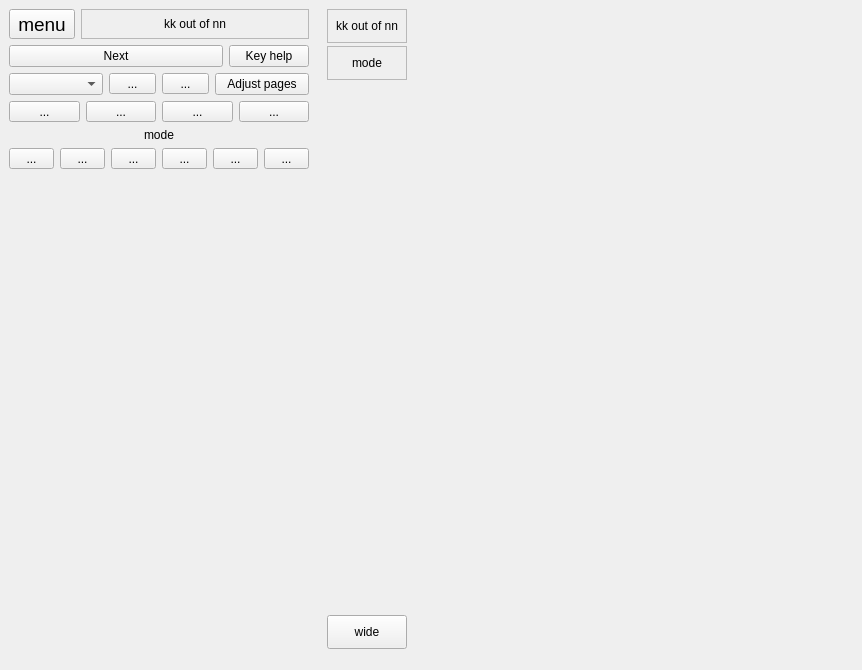
Old version of the form plom/client/ui_files/annotator.ui in the repository plomgrading/plom.
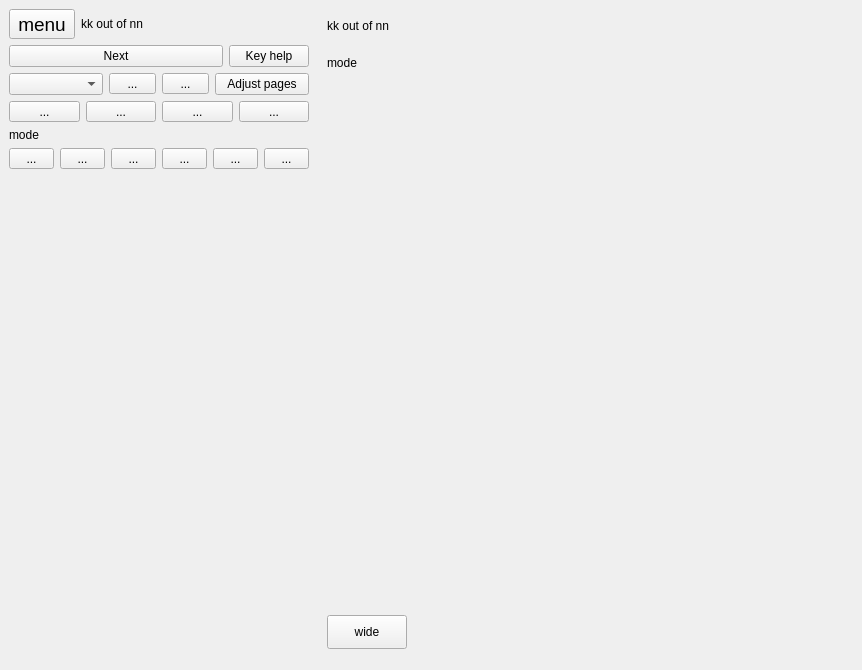
New version of the form.

Commit message: Fixes #3462 - reorder minor tools

```diff
--- a/plom/client/ui_files/annotator.ui
+++ b/plom/client/ui_files/annotator.ui
@@ -39,10 +39,7 @@
    <item>
     <widget class="QFrame" name="hideableBox">
      <property name="frameShape">
-      <enum>QFrame::Shape::NoFrame</enum>
-     </property>
-     <property name="frameShadow">
-      <enum>QFrame::Shadow::Raised</enum>
+      <enum>QFrame::NoFrame</enum>
      </property>
      <layout class="QVBoxLayout" name="verticalLayout">
       <item>
@@ -98,17 +95,11 @@
               </sizepolicy>
              </property>
              <property name="frameShape">
-              <enum>QFrame::Shape::StyledPanel</enum>
-             </property>
-             <property name="frameShadow">
-              <enum>QFrame::Shadow::Sunken</enum>
+              <enum>QFrame::NoFrame</enum>
              </property>
              <property name="text">
               <string>kk out of nn</string>
              </property>
-             <property name="alignment">
-              <set>Qt::AlignmentFlag::AlignCenter</set>
-             </property>
             </widget>
            </item>
           </layout>
@@ -347,47 +338,10 @@
            <property name="text">
             <string>mode</string>
            </property>
-           <property name="alignment">
-            <set>Qt::AlignmentFlag::AlignCenter</set>
-           </property>
           </widget>
          </item>
          <item>
           <layout class="QHBoxLayout" name="horizontalLayout4">
-           <item>
-            <widget class="QToolButton" name="boxButton">
-             <property name="sizePolicy">
-              <sizepolicy hsizetype="MinimumExpanding" vsizetype="Fixed">
-               <horstretch>0</horstretch>
-               <verstretch>0</verstretch>
-              </sizepolicy>
-             </property>
-             <property name="minimumSize">
-              <size>
-               <width>45</width>
-               <height>0</height>
-              </size>
-             </property>
-             <property name="toolTip">
-              <string>press c</string>
-             </property>
-             <property name="text">
-              <string>...</string>
-             </property>
-             <property name="iconSize">
-              <size>
-               <width>40</width>
-               <height>40</height>
-              </size>
-             </property>
-             <property name="checkable">
-              <bool>true</bool>
-             </property>
-             <property name="autoExclusive">
-              <bool>true</bool>
-             </property>
-            </widget>
-           </item>
            <item>
             <widget class="QToolButton" name="tickButton">
              <property name="sizePolicy">
@@ -527,6 +481,40 @@
              </property>
             </widget>
            </item>
+           <item>
+            <widget class="QToolButton" name="boxButton">
+             <property name="sizePolicy">
+              <sizepolicy hsizetype="MinimumExpanding" vsizetype="Fixed">
+               <horstretch>0</horstretch>
+               <verstretch>0</verstretch>
+              </sizepolicy>
+             </property>
+             <property name="minimumSize">
+              <size>
+               <width>45</width>
+               <height>0</height>
+              </size>
+             </property>
+             <property name="toolTip">
+              <string>press c</string>
+             </property>
+             <property name="text">
+              <string>...</string>
+             </property>
+             <property name="iconSize">
+              <size>
+               <width>40</width>
+               <height>40</height>
+              </size>
+             </property>
+             <property name="checkable">
+              <bool>true</bool>
+             </property>
+             <property name="autoExclusive">
+              <bool>true</bool>
+             </property>
+            </widget>
+           </item>
            <item>
             <widget class="QToolButton" name="penButton">
              <property name="sizePolicy">
@@ -593,10 +581,7 @@
    <item>
     <widget class="QFrame" name="revealBox0">
      <property name="frameShape">
-      <enum>QFrame::Shape::NoFrame</enum>
-     </property>
-     <property name="frameShadow">
-      <enum>QFrame::Shadow::Raised</enum>
+      <enum>QFrame::NoFrame</enum>
      </property>
      <layout class="QVBoxLayout" name="verticalLayout_2">
       <item>
@@ -608,10 +593,7 @@
          </sizepolicy>
         </property>
         <property name="frameShape">
-         <enum>QFrame::Shape::NoFrame</enum>
-        </property>
-        <property name="frameShadow">
-         <enum>QFrame::Shadow::Raised</enum>
+         <enum>QFrame::NoFrame</enum>
         </property>
         <layout class="QGridLayout" name="revealLayout">
          <property name="leftMargin">
@@ -644,17 +626,11 @@
             </size>
            </property>
            <property name="frameShape">
-            <enum>QFrame::Shape::StyledPanel</enum>
-           </property>
-           <property name="frameShadow">
-            <enum>QFrame::Shadow::Sunken</enum>
+            <enum>QFrame::NoFrame</enum>
            </property>
            <property name="text">
             <string>kk out of nn</string>
            </property>
-           <property name="alignment">
-            <set>Qt::AlignmentFlag::AlignCenter</set>
-           </property>
           </widget>
          </item>
          <item row="2" column="0">
@@ -672,17 +648,11 @@
             </size>
            </property>
            <property name="frameShape">
-            <enum>QFrame::Shape::StyledPanel</enum>
-           </property>
-           <property name="frameShadow">
-            <enum>QFrame::Shadow::Sunken</enum>
+            <enum>QFrame::NoFrame</enum>
            </property>
            <property name="text">
             <string>mode</string>
            </property>
-           <property name="alignment">
-            <set>Qt::AlignmentFlag::AlignCenter</set>
-           </property>
           </widget>
          </item>
          <item row="5" column="0">
@@ -700,9 +670,6 @@
          </item>
          <item row="4" column="0">
           <spacer name="verticalSpacer">
-           <property name="orientation">
-            <enum>Qt::Orientation::Vertical</enum>
-           </property>
            <property name="sizeHint" stdset="0">
             <size>
              <width>20</width>
```
Left out of the diff: 12 changed lines with no effect on the pictures. The commit also changes 2 other files.
